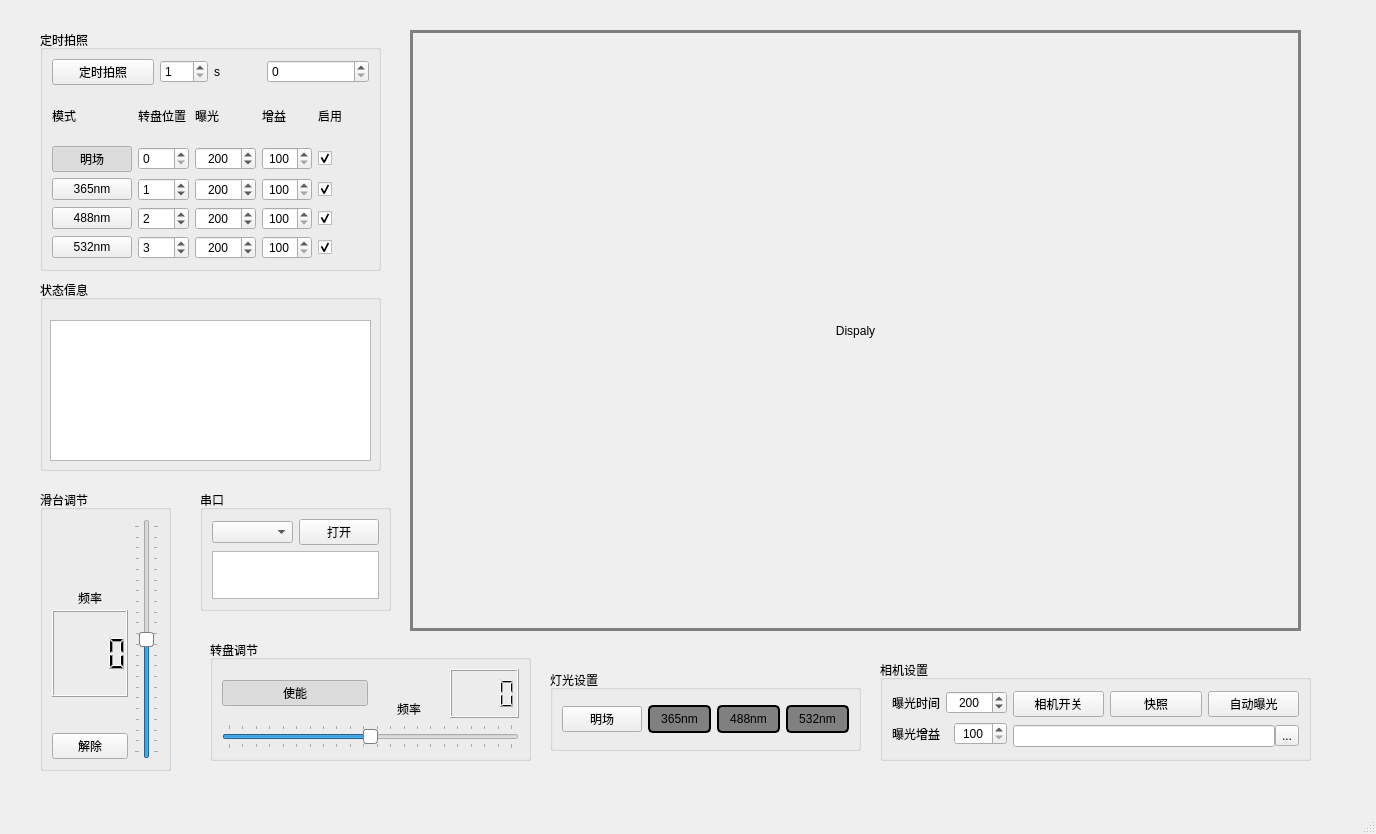
The window that mainwindow.ui (PingY2000/QT_Fluor) describes before a commit, drawn with Qt 5.
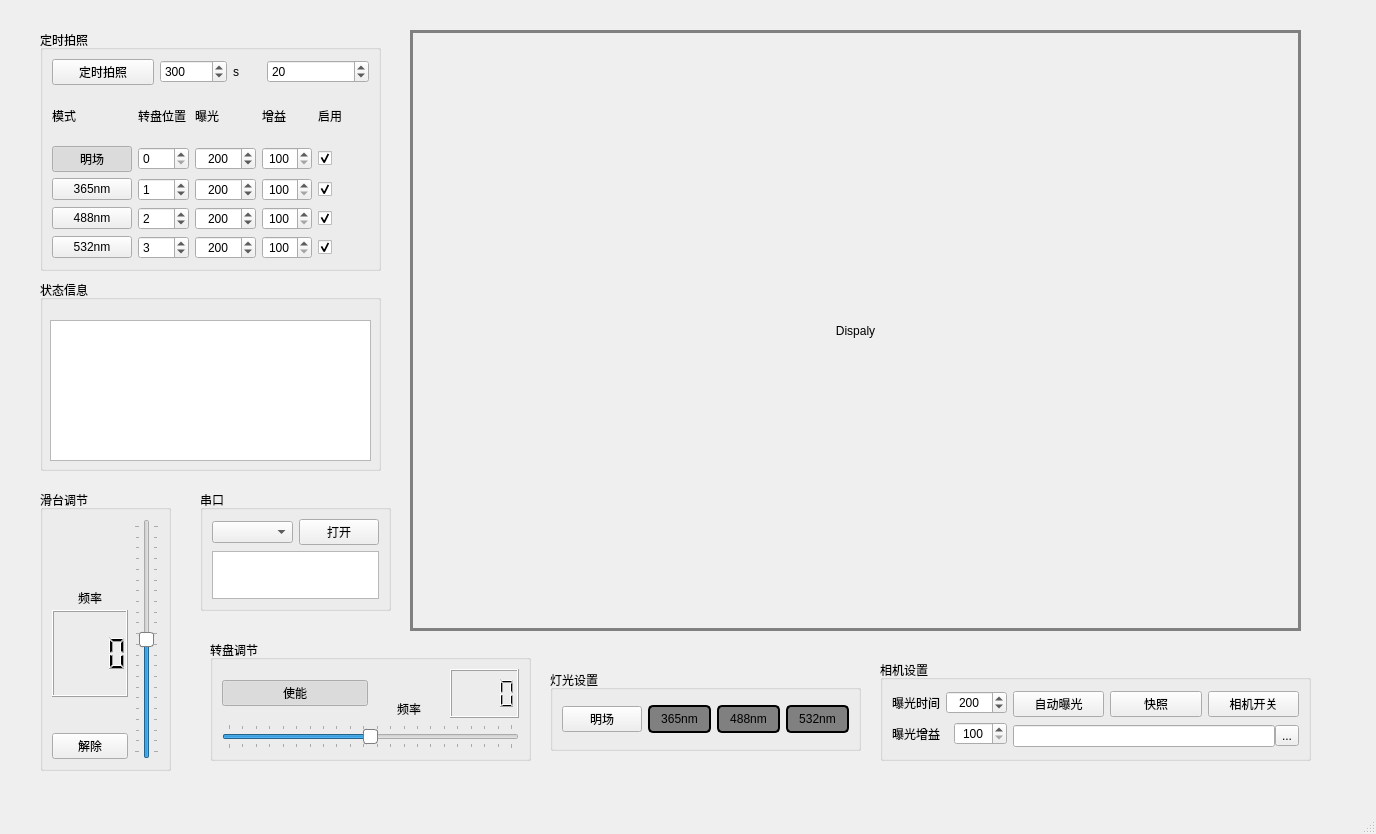
The same window after the commit.

Diff of the .ui file:
```diff
--- a/mainwindow.ui
+++ b/mainwindow.ui
@@ -250,23 +250,6 @@
       <layout class="QVBoxLayout" name="verticalLayout_5">
        <item>
         <layout class="QHBoxLayout" name="horizontalLayout_3">
-         <item>
-          <widget class="QPushButton" name="pushButton_CameraSwitch">
-           <property name="text">
-            <string>相机开关</string>
-           </property>
-           <property name="checkable">
-            <bool>true</bool>
-           </property>
-          </widget>
-         </item>
-         <item>
-          <widget class="QPushButton" name="pushButton_Snap">
-           <property name="text">
-            <string>快照</string>
-           </property>
-          </widget>
-         </item>
          <item>
           <widget class="QPushButton" name="pushButton_AutoExpo">
            <property name="text">
@@ -277,6 +260,23 @@
            </property>
           </widget>
          </item>
+         <item>
+          <widget class="QPushButton" name="pushButton_Snap">
+           <property name="text">
+            <string>快照</string>
+           </property>
+          </widget>
+         </item>
+         <item>
+          <widget class="QPushButton" name="pushButton_CameraSwitch">
+           <property name="text">
+            <string>相机开关</string>
+           </property>
+           <property name="checkable">
+            <bool>true</bool>
+           </property>
+          </widget>
+         </item>
         </layout>
        </item>
        <item>
@@ -337,7 +337,10 @@
             <number>1</number>
            </property>
            <property name="maximum">
-            <number>200</number>
+            <number>100000</number>
+           </property>
+           <property name="value">
+            <number>300</number>
            </property>
           </widget>
          </item>
@@ -351,7 +354,17 @@
         </layout>
        </item>
        <item>
-        <widget class="QSpinBox" name="spinBox_SnapScheduledTimes"/>
+        <widget class="QSpinBox" name="spinBox_SnapScheduledTimes">
+         <property name="minimum">
+          <number>1</number>
+         </property>
+         <property name="maximum">
+          <number>10000000</number>
+         </property>
+         <property name="value">
+          <number>20</number>
+         </property>
+        </widget>
        </item>
       </layout>
      </item>
```
